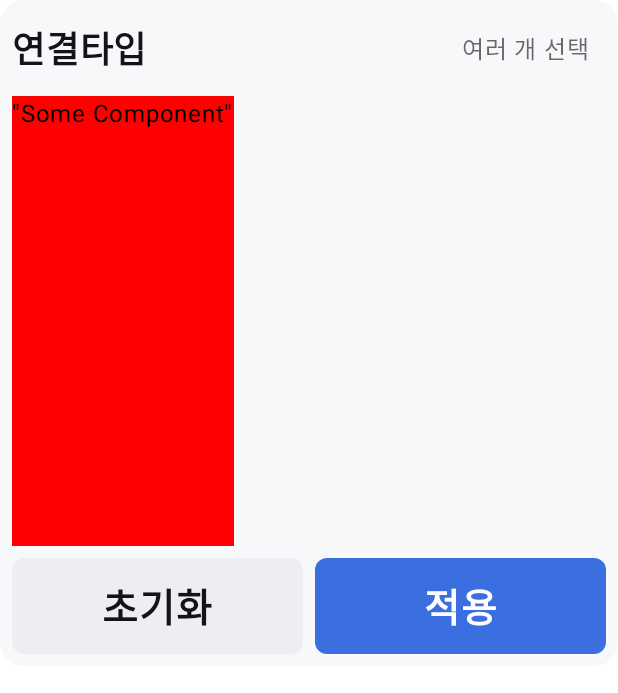
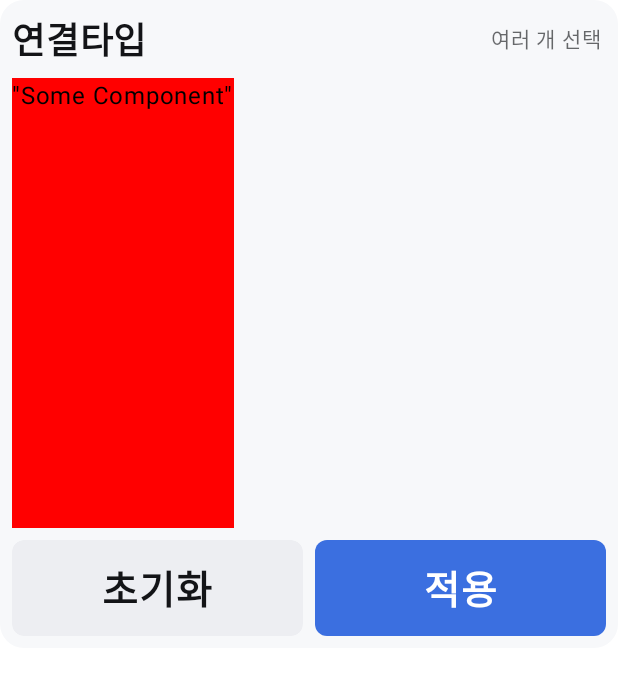
Before and after one commit to 2026-Hyundai-Car-Contest/altercharge-app, an Android app built with Jetpack Compose: the @Preview function DropDownWrapperLightEnPreview, on a phone screen of 412 x 824 dp. Shown: the top 693 px of the screen. Run offline under Robolectric (Android 15) with nearby library versions, the phone set to English and light mode, and no system bars; Roboto replaces fonts that are not available here.

Commit message:
fix: 최종 리뷰 · QA 경미 사항 (충전 완료 시각 갱신 · 속도 메뉴 문구 · 필터 후 목록 위치) (#128)

```diff
--- a/app/src/main/java/com/altercharge/app/ui/card/stationlist/RecommendedStationList.kt
+++ b/app/src/main/java/com/altercharge/app/ui/card/stationlist/RecommendedStationList.kt
@@ -1,5 +1,6 @@
 package com.altercharge.app.ui.card.stationlist
 
+import androidx.compose.runtime.LaunchedEffect
 import androidx.compose.runtime.remember
 import androidx.compose.runtime.mutableStateOf
 import androidx.compose.runtime.setValue
@@ -191,6 +192,8 @@ fun RecommendedStationList(
 
         // 충전소 목록
         val listState = rememberLazyListState()
+        // 정렬 · 필터를 바꾸면 새 목록의 맨 위부터 보여 준다
+        LaunchedEffect(state.sort, state.filter) { listState.scrollToItem(0) }
         // Figma scrollbar(디자이너 QA 01): 손잡이가 어두운 패널에서도 보이게 다크는 #F7F8FA
         val scrollbarTrack = AlterTheme.colors.textPrimary.copy(alpha = 0.08f)
         val scrollbarThumb = if (AlterTheme.colors.isDark) Color(0xFFF7F8FA) else AlterTheme.colors.gray300
--- a/app/src/main/java/com/altercharge/app/ui/common/dropdown/DropDownWrapper.kt
+++ b/app/src/main/java/com/altercharge/app/ui/common/dropdown/DropDownWrapper.kt
@@ -1,5 +1,6 @@
 package com.altercharge.app.ui.common.dropdown
 
+import androidx.compose.ui.text.style.TextOverflow
 import androidx.compose.foundation.verticalScroll
 import androidx.compose.foundation.rememberScrollState
 import androidx.compose.foundation.background
@@ -62,8 +63,13 @@ fun DropDownWrapper(
             Text(
                 text = subTitle,
                 textAlign = TextAlign.End,
-                modifier = Modifier.weight(1f).padding(AlterMargin.Small),
-                fontSize = 16.sp,
+                // "100kW ~ 350kW 이상"처럼 길어져도 두 줄로 꺾여 아래 내용을 밀지 않게 한다
+                maxLines = 1,
+                softWrap = false,
+                overflow = TextOverflow.Ellipsis,
+                modifier = Modifier.weight(1f).padding(start = 4.dp, end = 4.dp),
+                // 패널 폭 안에서 가장 긴 문구("100kW ~ 350kW 이상")가 잘리지 않는 크기
+                fontSize = 14.sp,
                 color = AlterTheme.colors.textTertiary.copy(0.64f)
             )
         }
--- a/app/src/main/java/com/altercharge/app/ui/common/dropdown/SortDropDown.kt
+++ b/app/src/main/java/com/altercharge/app/ui/common/dropdown/SortDropDown.kt
@@ -18,7 +18,6 @@ import androidx.compose.foundation.layout.size
 import androidx.compose.foundation.layout.width
 import androidx.compose.foundation.layout.wrapContentSize
 import androidx.compose.foundation.shape.RoundedCornerShape
-import androidx.compose.material3.DropdownMenu
 import androidx.compose.material3.Text
 import androidx.compose.runtime.Composable
 import androidx.compose.runtime.getValue
--- a/app/src/main/java/com/altercharge/app/ui/home/HomeScreen.kt
+++ b/app/src/main/java/com/altercharge/app/ui/home/HomeScreen.kt
@@ -104,6 +104,9 @@ fun HomeScreen(
                     value = currentStatusBarTime()
                 }
             }
+
+            // 분이 바뀌면 차량 값도 다시 읽어 충전 완료 예정 시각을 상단 바 시각에 맞춘다
+            LaunchedEffect(statusBarTime) { viewModel.refreshVehicleStatus() }
 
             val chipRecommended = stringResource(R.string.card_station_chip_recommended)
             val chipFallback = stringResource(R.string.card_station_chip_fallback)
```
Also changed, not shown: app/src/main/java/com/altercharge/app/ui/home/HomeViewModel.kt (+11 -0 lines), 1 other file.
